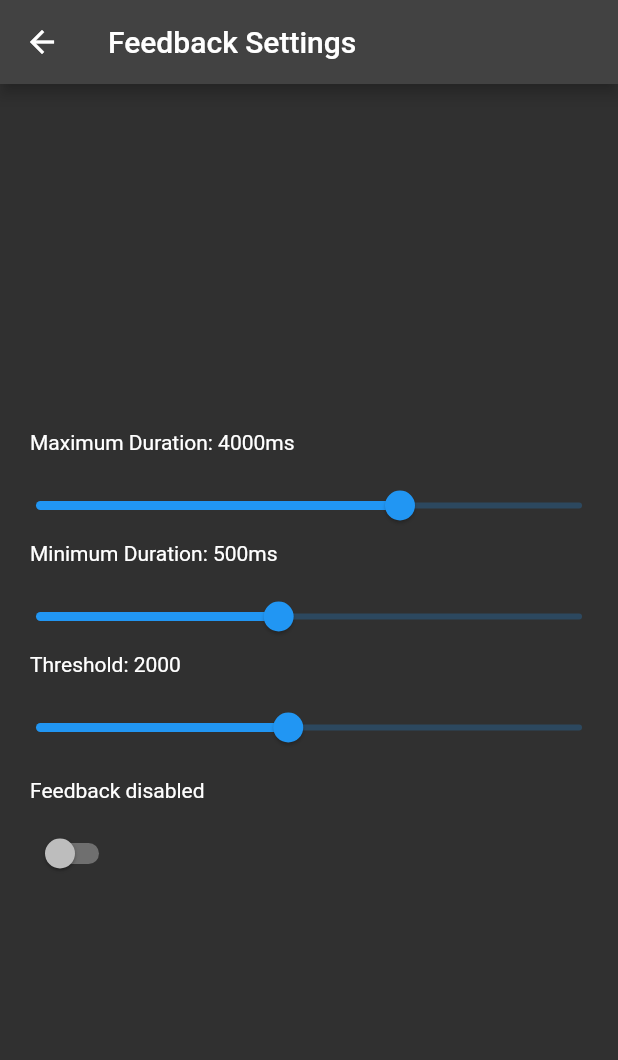
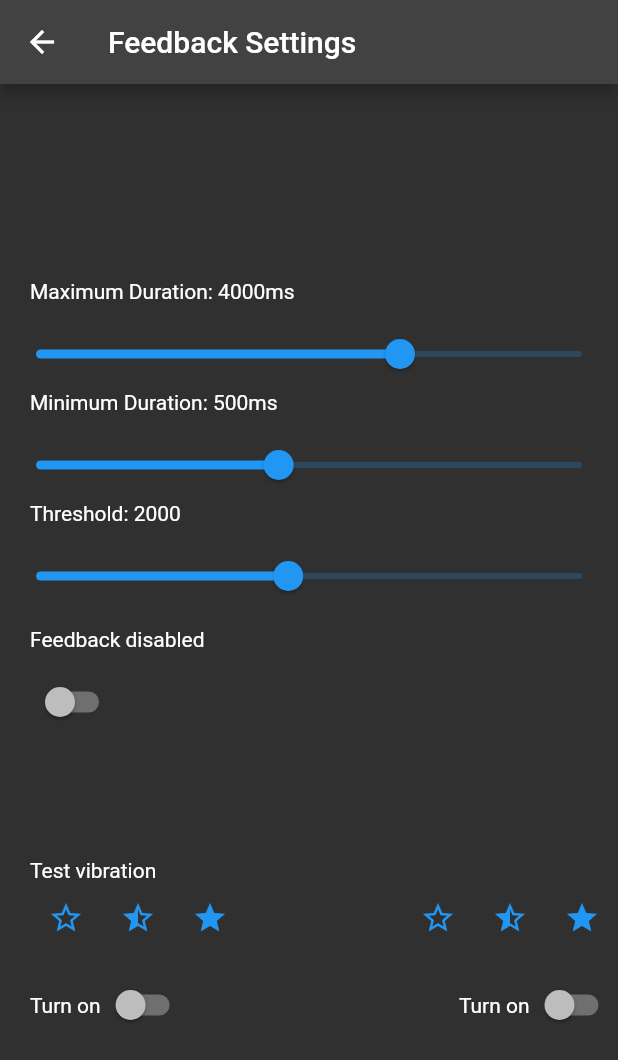
Before and after one commit to seihan/feetback_app, a Flutter app: the screen it shows after launch, after a tap on the "menu" icon, after a tap on "Feedback Settings", on a phone screen of 412 x 824 dp. Shown: the top 1060 px of the screen. Run offline on Flutter 3.47's test engine with Material 2 defaults, Android fonts, the phone set to English and light mode, and no system bars; our stand-ins replace charts_flutter, flutter_blue_plus, flutter_svg, permission_handler, rxdart, shared_preferences and 1 more; missing offline and left inert: scidart; accounts and stored records are empty.

Commit message:
refactored widgets - added predicted values widget - reworked feedback setting widgets - made chart screen landscape mode

```diff
--- a/lib/screens/calibration_screen.dart
+++ b/lib/screens/calibration_screen.dart
@@ -61,7 +61,7 @@ class _CalibrationScreenState extends State<CalibrationScreen> {
                   ),
                   Padding(
                     padding: const EdgeInsets.symmetric(horizontal: 20),
-                    child: Text('$_sample g'),
+                    child: Text('${_sample}g'),
                   ),
                   IconButton(
                     icon: const Icon(Icons.add),
@@ -143,7 +143,7 @@ class _CalibrationScreenState extends State<CalibrationScreen> {
                   : () async => model
                       .saveCalibrationTable()
                       .then((value) => setState(() {})),
-              child: Text(model.canTested ? 'Test' : 'Save'),
+              child: Text(model.canTested ? 'Calibrate' : 'Save'),
             )
           : null,
     );
--- a/lib/screens/charts_screen.dart
+++ b/lib/screens/charts_screen.dart
@@ -33,10 +33,8 @@ class ChartsScreen extends StatelessWidget {
               ),
             );
           } else {
-            final List<SensorValues>? values = snapshot.data;
-            return values != null
-                ? ChartsWidget(values: values)
-                : const Placeholder();
+            final List<SensorValues> values = snapshot.data!;
+            return ChartsWidget(values: values);
           }
         },
       ),
--- a/lib/screens/feedback_settings.dart
+++ b/lib/screens/feedback_settings.dart
@@ -2,6 +2,9 @@ import 'package:feet_back_app/models/bluetooth_connection_model.dart';
 import 'package:feet_back_app/models/feedback_model.dart';
 import 'package:feet_back_app/widgets/scrollable_vertical_widget.dart';
 import 'package:flutter/material.dart';
+
+import '../widgets/activate_switch.dart';
+import '../widgets/buzz_button.dart';
 
 class FeedbackSettings extends StatefulWidget {
   final BluetoothConnectionModel bluetoothConnectionModel;
@@ -71,6 +74,56 @@ class _FeedbackSettingsState extends State<FeedbackSettings> {
                 onChanged: _onChangedFeedback,
               ),
             ),
+            Padding(
+                padding: const EdgeInsets.only(left: 20, top: 80),
+                child: Column(
+                  crossAxisAlignment: CrossAxisAlignment.start,
+                  children: [
+                    const Text('Test vibration'),
+                    Row(
+                      mainAxisAlignment: MainAxisAlignment.spaceBetween,
+                      children: [
+                        BuzzButton(
+                            model: widget.bluetoothConnectionModel,
+                            mode: 0,
+                            device: 2),
+                        BuzzButton(
+                            model: widget.bluetoothConnectionModel,
+                            mode: 1,
+                            device: 2),
+                        BuzzButton(
+                            model: widget.bluetoothConnectionModel,
+                            mode: 2,
+                            device: 2),
+                        const Spacer(),
+                        BuzzButton(
+                            model: widget.bluetoothConnectionModel,
+                            mode: 0,
+                            device: 3),
+                        BuzzButton(
+                            model: widget.bluetoothConnectionModel,
+                            mode: 1,
+                            device: 3),
+                        BuzzButton(
+                            model: widget.bluetoothConnectionModel,
+                            mode: 2,
+                            device: 3),
+                      ],
+                    ),
+                  ],
+                )),
+            Padding(
+              padding: const EdgeInsets.only(left: 20, top: 10),
+              child: Row(
+                mainAxisAlignment: MainAxisAlignment.spaceBetween,
+                children: [
+                  ActivateSwitch(
+                      model: widget.bluetoothConnectionModel, device: 2),
+                  ActivateSwitch(
+                      model: widget.bluetoothConnectionModel, device: 3),
+                ],
+              ),
+            ),
           ],
         ),
       ),
--- a/lib/widgets/activate_switch.dart
+++ b/lib/widgets/activate_switch.dart
@@ -1,16 +1,22 @@
 import 'package:flutter/material.dart';
-import 'package:provider/provider.dart';
 
 import '../models/bluetooth_connection_model.dart';
 
-class ActivateSwitch extends StatelessWidget {
+class ActivateSwitch extends StatefulWidget {
+  final BluetoothConnectionModel model;
   final int device;
-  const ActivateSwitch({required this.device, Key? key}) : super(key: key);
+  const ActivateSwitch({required this.device, Key? key, required this.model})
+      : super(key: key);
 
+  @override
+  State<ActivateSwitch> createState() => _ActivateSwitchState();
+}
+
+class _ActivateSwitchState extends State<ActivateSwitch> {
   @override
   Widget build(BuildContext context) {
     int selection = 0;
-    switch (device) {
+    switch (widget.device) {
       case 2:
         selection = 0;
         break;
@@ -18,16 +24,20 @@ class ActivateSwitch extends StatelessWidget {
         selection = 1;
         break;
     }
-    return Consumer<BluetoothConnectionModel>(
-      builder: (BuildContext context, BluetoothConnectionModel model,
-          Widget? child) {
-        return Switch(
-          value: model.activated[selection],
+    return Row(
+      mainAxisAlignment: MainAxisAlignment.spaceBetween,
+      children: [
+        Text(widget.model.activated[selection] ? 'Turn off' : 'Turn on'),
+        Switch(
+          value: widget.model.activated[selection],
           onChanged: (newValue) => newValue
-              ? model.activate(device: device)
-              : model.deactivate(device: device),
-        );
-      },
+              ? {widget.model.activate(device: widget.device), setState(() {})}
+              : {
+                  widget.model.deactivate(device: widget.device),
+                  setState(() {})
+                },
+        ),
+      ],
     );
   }
 }
--- /dev/null
+++ b/lib/widgets/balance_widget.dart
@@ -0,0 +1,102 @@
+import 'dart:async';
+
+import 'package:collection/collection.dart';
+import 'package:feet_back_app/models/sensor_state_model.dart';
+import 'package:feet_back_app/models/sensor_values.dart';
+import 'package:flutter/material.dart';
+
+class BalanceWidget extends StatefulWidget {
+  const BalanceWidget({super.key});
+
+  @override
+  State<BalanceWidget> createState() => _BalanceWidgetState();
+}
+
+class _BalanceWidgetState extends State<BalanceWidget> {
+  final BalanceModel balanceModel = BalanceModel();
+  @override
+  void initState() {
+    super.initState();
+    balanceModel.initialize();
+  }
+
+  @override
+  Widget build(BuildContext context) {
+    return Row(
+      mainAxisAlignment: MainAxisAlignment.spaceAround,
+      children: [
+        StreamBuilder(
+            stream: balanceModel.leftBalance,
+            builder: (
+              BuildContext context,
+              AsyncSnapshot<double> sensorState,
+            ) {
+              return Text(
+                '${sensorState.data?.toStringAsFixed(2) ?? 0}%',
+                style: const TextStyle(fontSize: 50),
+              );
+            }),
+        StreamBuilder(
+            stream: balanceModel.rightBalance,
+            builder: (
+              BuildContext context,
+              AsyncSnapshot<double> sensorState,
+            ) {
+              return Text(
+                '${sensorState.data?.toStringAsFixed(2) ?? 0}%',
+                style: const TextStyle(fontSize: 50),
+              );
+            }),
+      ],
+    );
+  }
+
+  @override
+  void dispose() {
+    balanceModel.dispose();
+    super.dispose();
+  }
+}
+
+class BalanceModel {
+  final SensorStateModel _sensorStateModel = SensorStateModel();
+  static final StreamController<double> _leftBalanceController =
+      StreamController<double>.broadcast();
+  Stream<double> get leftBalance => _leftBalanceController.stream;
+  static final StreamController<double> _rightBalanceController =
+      StreamController<double>.broadcast();
+  Stream<double> get rightBalance => _rightBalanceController.stream;
+
+  StreamSubscription? _leftSubscription;
+  StreamSubscription? _rightSubscription;
+
+  int _left = 0;
+  int _right = 0;
+  int get sum => _left + _right;
+  void initialize() {
+    _leftSubscription =
+        _sensorStateModel.leftDisplayStream.listen((SensorValues values) {
+      _left = values.data.sum;
+      _leftBalanceController.add(100 - _toPercent(p: _left, q: sum));
+    });
+    _rightSubscription =
+        _sensorStateModel.rightDisplayStream.listen((SensorValues values) {
+      _right = values.data.sum;
+      _rightBalanceController.add(100 - _toPercent(p: _right, q: sum));
+    });
+  }
+
+  double _toPercent({
+    int p = 0,
+    int q = 0,
+  }) {
+    double result = 0;
+    result = p / q * 100;
+    return result;
+  }
+
+  void dispose() {
+    _leftSubscription?.cancel();
+    _rightSubscription?.cancel();
+  }
+}
--- a/lib/widgets/buzz_button.dart
+++ b/lib/widgets/buzz_button.dart
@@ -1,17 +1,17 @@
 import 'package:flutter/material.dart';
-import 'package:provider/provider.dart';
 
 import '../models/bluetooth_connection_model.dart';
 
 class BuzzButton extends StatelessWidget {
+  final BluetoothConnectionModel model;
   final int mode;
   final int device;
-  const BuzzButton({this.mode = 0, required this.device, Key? key})
+  const BuzzButton(
+      {this.mode = 0, required this.device, Key? key, required this.model})
       : super(key: key);
 
   @override
   Widget build(BuildContext context) {
-    return Consumer<BluetoothConnectionModel>(builder: (context, model, child) {
     switch (mode) {
       case 1:
         return IconButton(
@@ -38,6 +38,5 @@ class BuzzButton extends StatelessWidget {
           color: Colors.blue,
         );
     }
-    });
   }
 }
--- a/lib/widgets/charts_widget.dart
+++ b/lib/widgets/charts_widget.dart
@@ -1,3 +1,4 @@
+import 'package:feet_back_app/widgets/scrollable_vertical_widget.dart';
 import 'package:feet_back_app/widgets/sensor_chart.dart';
 import 'package:flutter/material.dart';
 
@@ -13,7 +14,7 @@ class ChartsWidget extends StatelessWidget {
         values.where((element) => element.side == 'LEFT').toList();
     final List<SensorValues> rightValues =
         values.where((element) => element.side == 'RIGHT').toList();
-    return Column(
+    return ScrollableVerticalWidget(
       children: [
         const Text('Left Sensor'),
         if (leftValues.isNotEmpty) SensorChart(values: leftValues),
--- a/lib/widgets/frequency_widget.dart
+++ b/lib/widgets/frequency_widget.dart
@@ -13,7 +13,7 @@ class FrequencyWidget extends StatelessWidget {
           AsyncSnapshot<int> frequency,
         ) {
           int freq = frequency.data ?? 0;
-          return Text('$freq Hz');
+          return Text('${freq}Hz');
         });
   }
 }
--- /dev/null
+++ b/lib/widgets/predicted_values_widget.dart
@@ -0,0 +1,58 @@
+import 'package:collection/collection.dart';
+import 'package:flutter/material.dart';
+
+import '../models/calibration_model.dart';
+
+class PredictedValuesWidget extends StatelessWidget {
+  final List<int> sensorValues;
+  const PredictedValuesWidget({super.key, required this.sensorValues});
+  @override
+  Widget build(BuildContext context) {
+    int minValue = sensorValues.min;
+    final PredictedValuesSum values =
+        sumPredictedValues(sensorValues, minValue);
+    double predictedValue = values.predictedValue;
+    double sum = values.sum;
+    return sum < 1000
+        ? Text("Raw: $minValue\nPredicted: ${predictedValue.toStringAsFixed(
+            2,
+          )}g\nSum: ${sum.toStringAsFixed(
+            2,
+          )}g")
+        : Text(
+            "Raw: $minValue\nPredicted: ${(predictedValue / 1000).toStringAsFixed(
+            2,
+          )}Kg\nSum: ${(sum / 1000).toStringAsFixed(
+            2,
+          )}Kg");
+  }
+
+  PredictedValuesSum sumPredictedValues(List<int> sensorValues, int index) {
+    List<double> convertedValues = [];
+    PredictedValuesSum predictedValuesSum = PredictedValuesSum(
+      predictedValue: 0,
+      sum: 0,
+    );
+    final CalibrationModel calibrationModel = CalibrationModel();
+    double? predictedValue = 0;
+    if (calibrationModel.predictedValues?.length == 4096) {
+      predictedValue =
+          calibrationModel.predictedValues?[index] ?? predictedValue;
+      for (int value in sensorValues) {
+        convertedValues.add(calibrationModel.predictedValues?[value] ?? 0);
+      }
+      predictedValuesSum.predictedValue = predictedValue;
+      predictedValuesSum.sum = convertedValues.sum;
+    }
+    return predictedValuesSum;
+  }
+}
+
+class PredictedValuesSum {
+  double predictedValue;
+  double sum;
+  PredictedValuesSum({
+    required this.predictedValue,
+    required this.sum,
+  });
+}
--- a/lib/widgets/sensor_sole.dart
+++ b/lib/widgets/sensor_sole.dart
@@ -1,11 +1,9 @@
-import 'package:collection/collection.dart';
 import 'package:feet_back_app/models/sensor_values.dart';
 import 'package:feet_back_app/widgets/frequency_widget.dart';
+import 'package:feet_back_app/widgets/predicted_values_widget.dart';
 import 'package:feet_back_app/widgets/sensor_point.dart';
 import 'package:flutter/material.dart';
 import 'package:flutter_svg/flutter_svg.dart';
-
-import '../models/calibration_model.dart';
 
 class SensorSole extends StatelessWidget {
   final int device;
@@ -24,9 +22,7 @@ class SensorSole extends StatelessWidget {
       12,
       (int index) => 0,
     );
-    final CalibrationModel calibrationModel = CalibrationModel();
-    int minValue = 0;
-    double predictedValue = 0;
+
     final Widget svg = SvgPicture.asset(
       assetName,
       semanticsLabel: 'Sensor sole',
@@ -40,21 +36,10 @@ class SensorSole extends StatelessWidget {
         AsyncSnapshot<SensorValues> sensorState,
       ) {
         List<int> sensorValues = [];
-        List<double> convertedValues = [];
-        double sum = 0;
         if (sensorState.hasData && sensorState.data?.data.length == 12) {
           sensorValues = sensorState.data!.data;
         } else {
           sensorValues = List.generate(12, (index) => 0);
-        }
-        minValue = sensorValues.min;
-        if (calibrationModel.predictedValues?.length == 4096) {
-          predictedValue =
-              calibrationModel.predictedValues?[minValue] ?? predictedValue;
-          for (int value in sensorValues) {
-            convertedValues.add(calibrationModel.predictedValues?[value] ?? 0);
-          }
-          sum = convertedValues.sum;
         }
         return Stack(
           children: [
@@ -85,26 +70,19 @@ class SensorSole extends StatelessWidget {
                 ),
               ),
             ),
-            if (minValue != 0 && predictedValue < 1000)
-              Text(
-                  "Raw: $minValue\n\n\n\n\nPredicted: ${predictedValue.toStringAsFixed(
-                2,
-              )} g\n\n\nSum: ${sum.toStringAsFixed(
-                2,
-              )} g"),
-            if (minValue != 0 && predictedValue > 999)
-              Text(
-                  "Raw: $minValue\n\n\n\n\nPredicted: ${(predictedValue / 1000).toStringAsFixed(
-                2,
-              )} Kg\n\n\nSum: ${(sum / 1000).toStringAsFixed(
-                2,
-              )} Kg"),
             Positioned(
-              left: 120,
+              top: 427,
+              left: 110,
               child: FrequencyWidget(
                 stream: frequency,
               ),
-            )
+            ),
+            Positioned(
+              top: 390,
+              child: PredictedValuesWidget(
+                sensorValues: sensorValues,
+              ),
+            ),
           ],
         );
       },
--- a/lib/widgets/sensor_soles.dart
+++ b/lib/widgets/sensor_soles.dart
@@ -1,10 +1,8 @@
 import 'package:feet_back_app/models/bluetooth_connection_model.dart';
 import 'package:feet_back_app/models/sensor_state_model.dart';
+import 'package:feet_back_app/widgets/balance_widget.dart';
 import 'package:feet_back_app/widgets/sensor_sole.dart';
 import 'package:flutter/material.dart';
-
-import 'activate_switch.dart';
-import 'buzz_button.dart';
 
 class SensorSoles extends StatelessWidget {
   final BluetoothConnectionModel bluetoothConnectionModel;
@@ -30,25 +28,7 @@ class SensorSoles extends StatelessWidget {
             ),
           ],
         ),
-        const Row(
-          mainAxisAlignment: MainAxisAlignment.spaceBetween,
-          children: [
-            BuzzButton(mode: 0, device: 2),
-            BuzzButton(mode: 1, device: 2),
-            BuzzButton(mode: 2, device: 2),
-            Spacer(),
-            BuzzButton(mode: 0, device: 3),
-            BuzzButton(mode: 1, device: 3),
-            BuzzButton(mode: 2, device: 3),
-          ],
-        ),
-        const Row(
-          mainAxisAlignment: MainAxisAlignment.spaceBetween,
-          children: [
-            ActivateSwitch(device: 2),
-            ActivateSwitch(device: 3),
-          ],
-        ),
+        const BalanceWidget(),
       ],
     );
   }
```
Also changed, not shown: lib/widgets/sensor_chart.dart (+9 -15 lines). Lines whose indentation alone changed are shown as unchanged.
